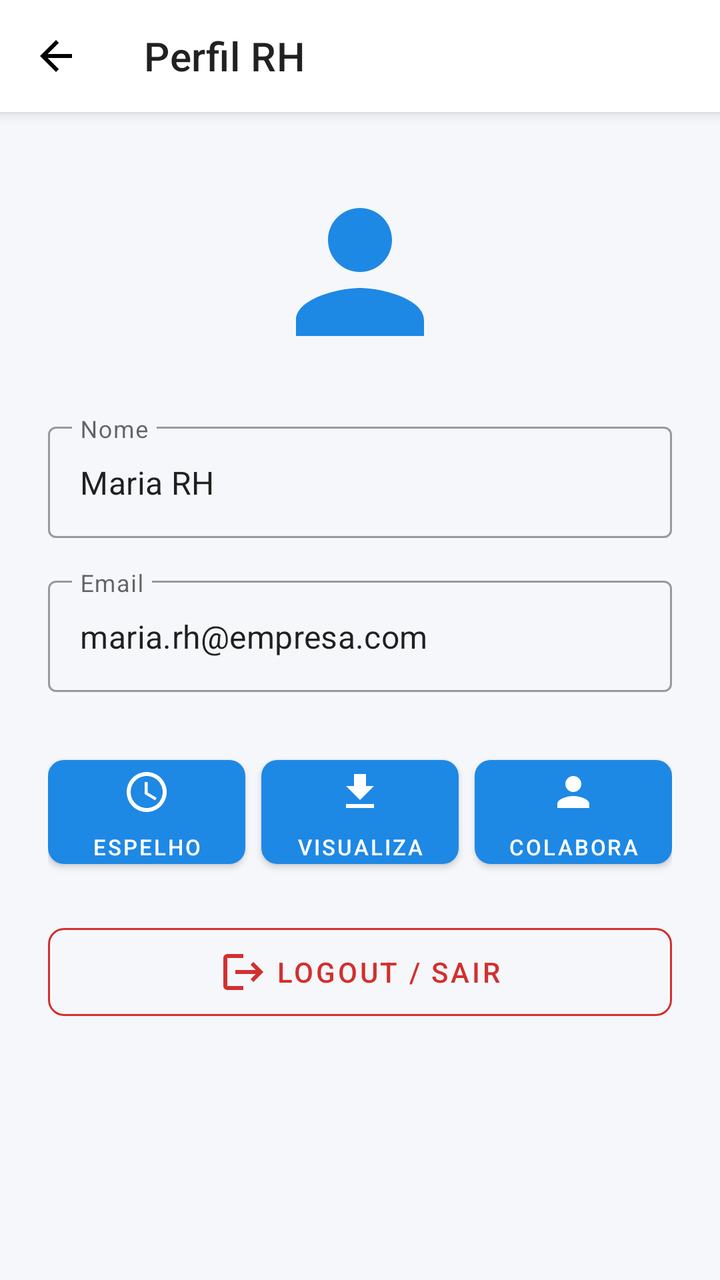
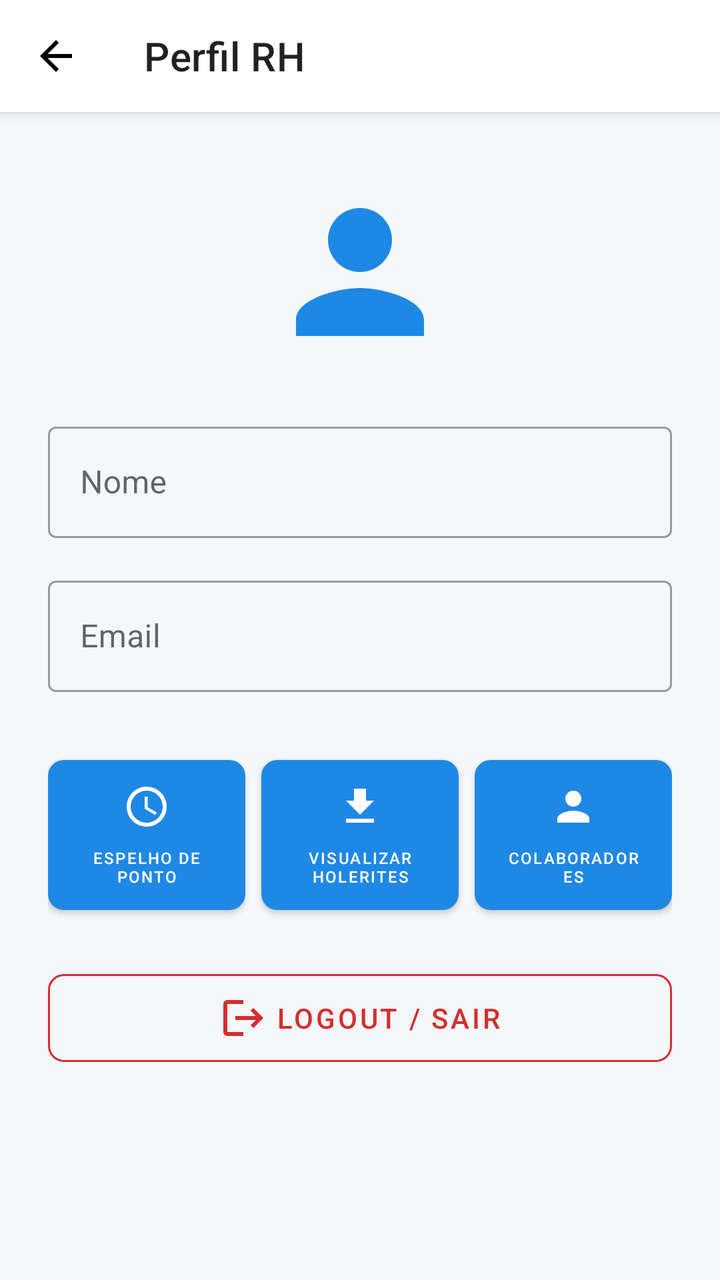

Two renders of the same Android screen: before a commit and after it. Below are the layout's source before the change and the commit's diff.
<!-- AndroidManifest.xml: application theme Theme.EasyClock -->
<!-- res/layout/activity_perfil_rh.xml -->
<?xml version="1.0" encoding="utf-8"?>
<ScrollView xmlns:android="http://schemas.android.com/apk/res/android"
    xmlns:app="http://schemas.android.com/apk/res-auto"
    android:layout_width="match_parent"
    android:layout_height="match_parent"
    android:fillViewport="true"
    android:background="@color/background">

    <androidx.constraintlayout.widget.ConstraintLayout
        android:layout_width="match_parent"
        android:layout_height="wrap_content"
        android:paddingBottom="24dp">

        <com.google.android.material.appbar.MaterialToolbar
            android:id="@+id/toolbarPerfilRh"
            android:layout_width="match_parent"
            android:layout_height="?attr/actionBarSize"
            android:background="@color/surface"
            android:elevation="4dp"
            app:navigationIcon="@drawable/ic_arrow_back"
            app:title="Perfil RH"
            app:layout_constraintTop_toTopOf="parent" />

        <ImageView
            android:id="@+id/ivAvatarRh"
            android:layout_width="96dp"
            android:layout_height="96dp"
            android:layout_marginTop="32dp"
            android:src="@drawable/ic_person"
            android:contentDescription="@string/perfil"
            app:tint="@color/primary"
            app:layout_constraintTop_toBottomOf="@id/toolbarPerfilRh"
            app:layout_constraintStart_toStartOf="parent"
            app:layout_constraintEnd_toEndOf="parent" />

        <com.google.android.material.textfield.TextInputLayout
            android:id="@+id/tilNomePerfilRh"
            style="@style/Widget.MaterialComponents.TextInputLayout.OutlinedBox"
            android:layout_width="0dp"
            android:layout_height="wrap_content"
            android:layout_marginHorizontal="24dp"
            android:layout_marginTop="24dp"
            android:hint="@string/nome"
            app:layout_constraintTop_toBottomOf="@id/ivAvatarRh"
            app:layout_constraintStart_toStartOf="parent"
            app:layout_constraintEnd_toEndOf="parent">

            <com.google.android.material.textfield.TextInputEditText
                android:id="@+id/etNomePerfilRh"
                android:layout_width="match_parent"
                android:layout_height="wrap_content"
                android:text="Maria RH" />
        </com.google.android.material.textfield.TextInputLayout>

        <com.google.android.material.textfield.TextInputLayout
            android:id="@+id/tilEmailPerfilRh"
            style="@style/Widget.MaterialComponents.TextInputLayout.OutlinedBox"
            android:layout_width="0dp"
            android:layout_height="wrap_content"
            android:layout_marginHorizontal="24dp"
            android:layout_marginTop="16dp"
            android:hint="@string/email"
            app:layout_constraintTop_toBottomOf="@id/tilNomePerfilRh"
            app:layout_constraintStart_toStartOf="parent"
            app:layout_constraintEnd_toEndOf="parent">

            <com.google.android.material.textfield.TextInputEditText
                android:id="@+id/etEmailPerfilRh"
                android:layout_width="match_parent"
                android:layout_height="wrap_content"
                android:text="maria.rh@empresa.com" />
        </com.google.android.material.textfield.TextInputLayout>

        
        <LinearLayout
            android:id="@+id/layoutAcoesPerfilRh"
            android:layout_width="0dp"
            android:layout_height="wrap_content"
            android:orientation="horizontal"
            android:layout_marginHorizontal="24dp"
            android:layout_marginTop="28dp"
            app:layout_constraintTop_toBottomOf="@id/tilEmailPerfilRh"
            app:layout_constraintStart_toStartOf="parent"
            app:layout_constraintEnd_toEndOf="parent">

            <com.google.android.material.button.MaterialButton
                android:id="@+id/btnEspelhoPontoRh"
                android:layout_width="0dp"
                android:layout_height="64dp"
                android:layout_weight="1"
                android:layout_marginEnd="4dp"
                android:text="@string/espelho_de_ponto"
                android:textSize="11sp"
                app:cornerRadius="8dp"
                app:icon="@drawable/ic_clock"
                app:iconGravity="textTop" />

            <com.google.android.material.button.MaterialButton
                android:id="@+id/btnVisualizarHoleritesRh"
                android:layout_width="0dp"
                android:layout_height="64dp"
                android:layout_weight="1"
                android:layout_marginHorizontal="4dp"
                android:text="@string/visualizar_holerites"
                android:textSize="11sp"
                app:cornerRadius="8dp"
                app:icon="@drawable/ic_download"
                app:iconGravity="textTop" />

            <com.google.android.material.button.MaterialButton
                android:id="@+id/btnVerTodosColaboradores"
                android:layout_width="0dp"
                android:layout_height="64dp"
                android:layout_weight="1"
                android:layout_marginStart="4dp"
                android:text="@string/colaboradores"
                android:textSize="11sp"
                app:cornerRadius="8dp"
                app:icon="@drawable/ic_person"
                app:iconGravity="textTop" />
        </LinearLayout>

        <com.google.android.material.button.MaterialButton
            android:id="@+id/btnLogoutRh"
            style="@style/Widget.MaterialComponents.Button.OutlinedButton"
            android:layout_width="0dp"
            android:layout_height="56dp"
            android:layout_marginHorizontal="24dp"
            android:layout_marginTop="20dp"
            android:text="@string/logout"
            android:textColor="@color/button_danger"
            app:strokeColor="@color/button_danger"
            app:cornerRadius="8dp"
            app:icon="@drawable/ic_logout"
            app:iconTint="@color/button_danger"
            app:iconGravity="textStart"
            app:layout_constraintTop_toBottomOf="@id/layoutAcoesPerfilRh"
            app:layout_constraintStart_toStartOf="parent"
            app:layout_constraintEnd_toEndOf="parent" />

    </androidx.constraintlayout.widget.ConstraintLayout>
</ScrollView>
<!-- resources referenced by this layout -->
<resources>
  <color name="background">#F5F7FA</color>
  <color name="button_danger">#D32F2F</color>
  <color name="primary">#1E88E5</color>
  <color name="surface">#FFFFFF</color>
  <!-- drawable ic_arrow_back (drawable) -->
  <?xml version="1.0" encoding="utf-8"?>
  <vector xmlns:android="http://schemas.android.com/apk/res/android"
      android:width="24dp"
      android:height="24dp"
      android:viewportWidth="24"
      android:viewportHeight="24">
    <path
        android:fillColor="#FF000000"
        android:pathData="M20,11H7.83l5.59,-5.59L12,4l-8,8 8,8 1.41,-1.41L7.83,13H20v-2z"/>
  </vector>
  <!-- drawable ic_clock (drawable) -->
  <?xml version="1.0" encoding="utf-8"?>
  <vector xmlns:android="http://schemas.android.com/apk/res/android"
      android:width="24dp"
      android:height="24dp"
      android:viewportWidth="24"
      android:viewportHeight="24">
    <path
        android:fillColor="#FF000000"
        android:pathData="M11.99,2C6.47,2 2,6.48 2,12s4.47,10 9.99,10C17.52,22 22,17.52 22,12S17.52,2 11.99,2zM12,20c-4.42,0 -8,-3.58 -8,-8s3.58,-8 8,-8 8,3.58 8,8 -3.58,8 -8,8zM12.5,7H11v6l5.25,3.15 0.75,-1.23 -4.5,-2.67z"/>
  </vector>
  <!-- drawable ic_download (drawable) -->
  <?xml version="1.0" encoding="utf-8"?>
  <vector xmlns:android="http://schemas.android.com/apk/res/android"
      android:width="24dp"
      android:height="24dp"
      android:viewportWidth="24"
      android:viewportHeight="24">
    <path
        android:fillColor="#FF000000"
        android:pathData="M19,9h-4V3H9v6H5l7,7 7,-7zM5,18v2h14v-2H5z"/>
  </vector>
  <!-- drawable ic_logout (drawable) -->
  <?xml version="1.0" encoding="utf-8"?>
  <vector xmlns:android="http://schemas.android.com/apk/res/android"
      android:width="24dp"
      android:height="24dp"
      android:viewportWidth="24"
      android:viewportHeight="24">
    <path
        android:fillColor="#FF000000"
        android:pathData="M17,7l-1.41,1.41L18.17,11H8v2h10.17l-2.58,2.58L17,17l5,-5zM4,5h8V3H4c-1.1,0 -2,0.9 -2,2v14c0,1.1 0.9,2 2,2h8v-2H4V5z"/>
  </vector>
  <!-- drawable ic_person (drawable) -->
  <?xml version="1.0" encoding="utf-8"?>
  <vector xmlns:android="http://schemas.android.com/apk/res/android"
      android:width="24dp"
      android:height="24dp"
      android:viewportWidth="24"
      android:viewportHeight="24">
    <path
        android:fillColor="#FF000000"
        android:pathData="M12,12c2.21,0 4,-1.79 4,-4s-1.79,-4 -4,-4 -4,1.79 -4,4 1.79,4 4,4zM12,14c-2.67,0 -8,1.34 -8,4v2h16v-2c0,-2.66 -5.33,-4 -8,-4z"/>
  </vector>
  <string name="colaboradores">Colaboradores</string>
  <string name="email">Email</string>
  <string name="espelho_de_ponto">Espelho de Ponto</string>
  <string name="logout">Logout / Sair</string>
  <string name="nome">Nome</string>
  <string name="perfil">Perfil</string>
  <string name="visualizar_holerites">Visualizar Holerites</string>
  <style name="Theme.EasyClock" parent="Theme.MaterialComponents.DayNight.NoActionBar">
          
          <item name="colorPrimary">@color/primary</item>
          <item name="colorPrimaryVariant">@color/primary_dark</item>
          <item name="colorOnPrimary">#FFFFFF</item>
          
          <item name="colorSecondary">@color/accent</item>
          <item name="colorSecondaryVariant">@color/accent</item>
          <item name="colorOnSecondary">#FFFFFF</item>
          
          <item name="android:statusBarColor">?attr/colorPrimaryVariant</item>
          
          <item name="android:windowBackground">@color/background</item>
      </style>
  <color name="primary_dark">#1565C0</color>
  <color name="accent">#26A69A</color>
</resources>

<!-- the commit's change to res/layout/activity_perfil_rh.xml (unified diff, before → after) -->
@@ -48,8 +48,7 @@
             <com.google.android.material.textfield.TextInputEditText
                 android:id="@+id/etNomePerfilRh"
                 android:layout_width="match_parent"
-                android:layout_height="wrap_content"
-                android:text="Maria RH" />
+                android:layout_height="wrap_content" />
         </com.google.android.material.textfield.TextInputLayout>
 
         <com.google.android.material.textfield.TextInputLayout
@@ -67,8 +66,7 @@
             <com.google.android.material.textfield.TextInputEditText
                 android:id="@+id/etEmailPerfilRh"
                 android:layout_width="match_parent"
-                android:layout_height="wrap_content"
-                android:text="maria.rh@empresa.com" />
+                android:layout_height="wrap_content" />
         </com.google.android.material.textfield.TextInputLayout>
 
         
@@ -76,21 +74,21 @@
             android:id="@+id/layoutAcoesPerfilRh"
             android:layout_width="0dp"
             android:layout_height="wrap_content"
-            android:orientation="horizontal"
             android:layout_marginHorizontal="24dp"
             android:layout_marginTop="28dp"
-            app:layout_constraintTop_toBottomOf="@id/tilEmailPerfilRh"
+            android:orientation="horizontal"
+            app:layout_constraintEnd_toEndOf="parent"
             app:layout_constraintStart_toStartOf="parent"
-            app:layout_constraintEnd_toEndOf="parent">
+            app:layout_constraintTop_toBottomOf="@id/tilEmailPerfilRh">
 
             <com.google.android.material.button.MaterialButton
                 android:id="@+id/btnEspelhoPontoRh"
                 android:layout_width="0dp"
-                android:layout_height="64dp"
+                android:layout_height="87dp"
+                android:layout_marginEnd="4dp"
                 android:layout_weight="1"
-                android:layout_marginEnd="4dp"
                 android:text="@string/espelho_de_ponto"
-                android:textSize="11sp"
+                android:textSize="8sp"
                 app:cornerRadius="8dp"
                 app:icon="@drawable/ic_clock"
                 app:iconGravity="textTop" />
@@ -98,11 +96,11 @@
             <com.google.android.material.button.MaterialButton
                 android:id="@+id/btnVisualizarHoleritesRh"
                 android:layout_width="0dp"
-                android:layout_height="64dp"
+                android:layout_height="87dp"
+                android:layout_marginHorizontal="4dp"
                 android:layout_weight="1"
-                android:layout_marginHorizontal="4dp"
                 android:text="@string/visualizar_holerites"
-                android:textSize="11sp"
+                android:textSize="8sp"
                 app:cornerRadius="8dp"
                 app:icon="@drawable/ic_download"
                 app:iconGravity="textTop" />
@@ -110,11 +108,11 @@
             <com.google.android.material.button.MaterialButton
                 android:id="@+id/btnVerTodosColaboradores"
                 android:layout_width="0dp"
-                android:layout_height="64dp"
+                android:layout_height="87dp"
+                android:layout_marginStart="4dp"
                 android:layout_weight="1"
-                android:layout_marginStart="4dp"
                 android:text="@string/colaboradores"
-                android:textSize="11sp"
+                android:textSize="8sp"
                 app:cornerRadius="8dp"
                 app:icon="@drawable/ic_person"
                 app:iconGravity="textTop" />
